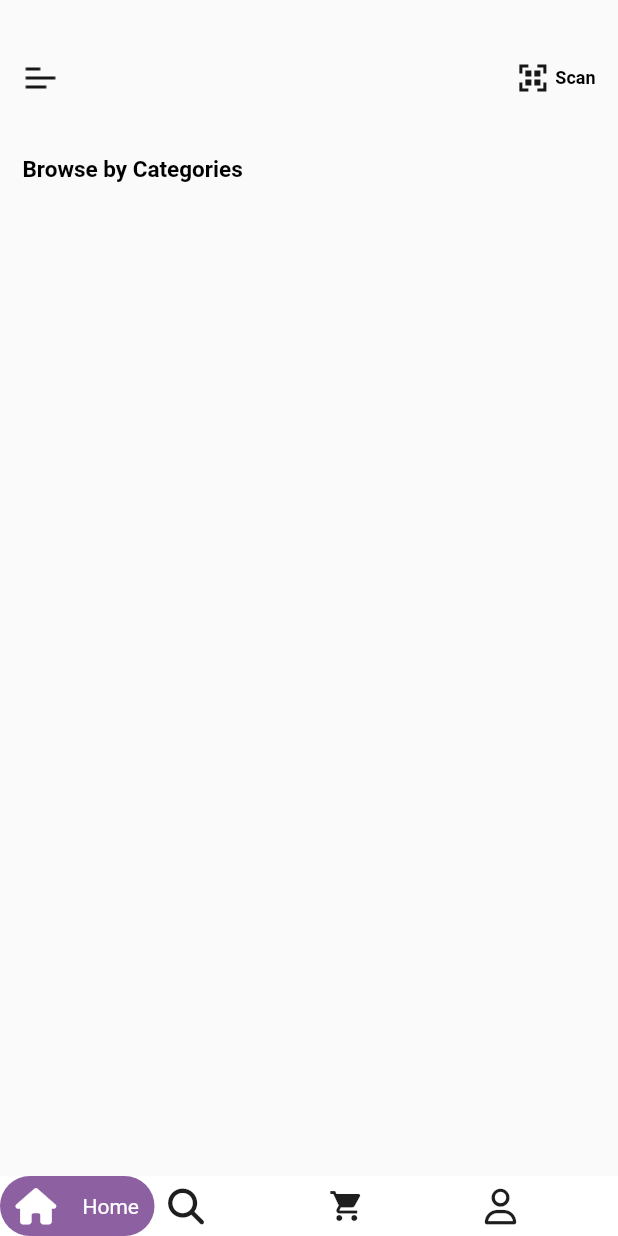
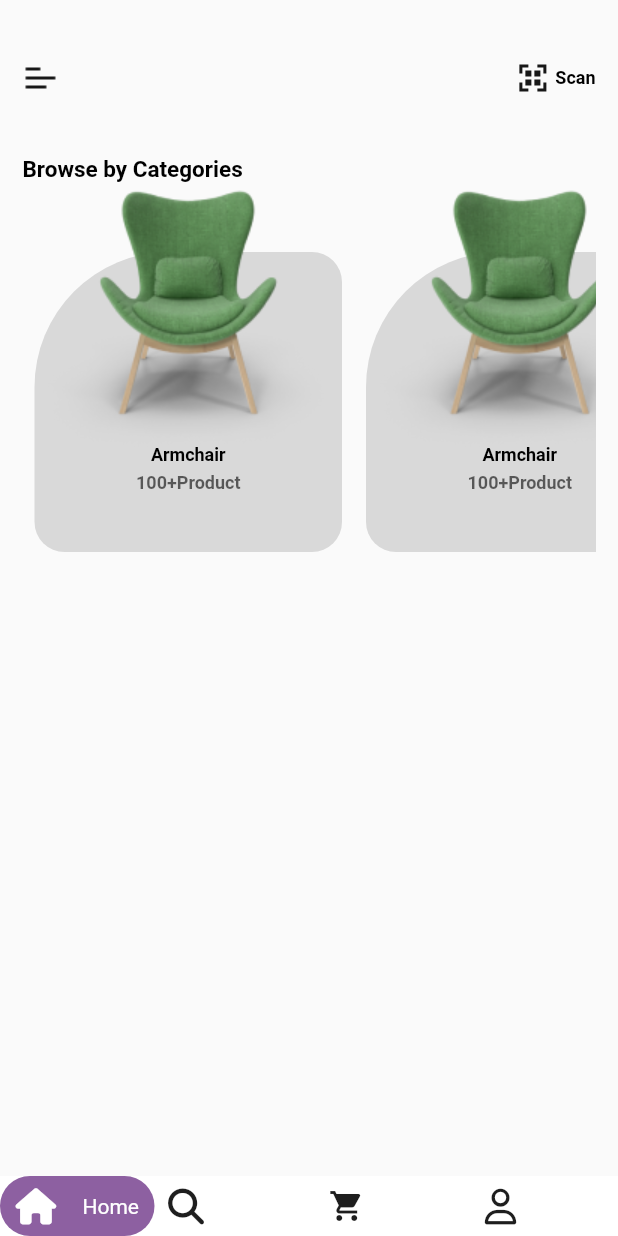
Before and after one commit to Alyaatalaat28/Home-style, a Flutter app: the screen it shows after launch, on a phone screen of 412 x 824 dp. Run offline on Flutter 3.47's test engine with Material 2 defaults, Android fonts, the phone set to English and light mode, and no system bars; our stand-ins replace flutter_bloc, font_awesome_flutter, go_router.

Commit message:
categoris item

```diff
--- a/lib/core/utils/style.dart
+++ b/lib/core/utils/style.dart
@@ -19,6 +19,10 @@ static TextStyle textStyle15Black= const TextStyle(
               fontSize:15 ,
               fontWeight:FontWeight.w700 ,
             );
-
+static TextStyle textStyle12Black= const TextStyle(
+              color:buttonColor ,
+              fontSize:12 ,
+              fontWeight:FontWeight.w700 ,
+            );
 
 }
--- a/lib/features/home/presentation/views/widgets/categories_item.dart
+++ b/lib/features/home/presentation/views/widgets/categories_item.dart
@@ -1,4 +1,5 @@
 import 'package:flutter/material.dart';
+import 'package:home_style/core/utils/style.dart';
 
 import '../../../../../core/utils/constants.dart';
 
@@ -7,21 +8,64 @@ class CategoriesItem extends StatelessWidget {
 
   @override
   Widget build(BuildContext context) {
-    return  Stack(
+    return  SizedBox(
+        width:205 ,
+        height:248 ,
+      child: Stack(
         children: [
-        Container(
+          Positioned(
+            left:0,
+            top:46,
+            child: Align(
+              child: Container(
                 width:205 ,
                 height:200 ,
                 decoration: const BoxDecoration(
                   color:stackColor,
                   borderRadius: BorderRadius.only(
-              topLeft:Radius.circular(32) ,
-              topRight:Radius.circular(32)  ,
+                    topLeft:Radius.circular(90) ,
+                    topRight:Radius.circular(20)  ,
                     bottomLeft:Radius.circular(20)  ,
                     bottomRight:Radius.circular(20)  )
                 ),
               ),
+            ),
+          ),
+          const Positioned(
+            left: 0,
+            top:0,
+            child: Align(
+              child:SizedBox(
+                width:205 ,
+                height:178 ,
+                child: Image(
+                      image:AssetImage('assets/images/Imput.png'),
+                    ),
+              ),
+            ),
+          ),
+           Positioned(
+            left:67.5,
+            top:174,
+            child: SizedBox(
+              width:70,
+              height:48,
+              child: Column(
+                crossAxisAlignment: CrossAxisAlignment.center,
+                children: [
+                  Text('Armchair',
+                  style: AppStyle.textStyle12Black,),
+                  const SizedBox(height:5,),
+                  Text("100+Product",
+                  style: AppStyle.textStyle12Black.copyWith(
+                    color:buttonColor.withOpacity(0.6 ) ,
+                  )),
                 ],
+              ),
+            ),
+          ),
+        ],
+      ),
     );
   }
 }
--- /dev/null
+++ b/lib/features/home/presentation/views/widgets/categoris_list_view.dart
@@ -0,0 +1,23 @@
+import 'package:flutter/material.dart';
+import 'package:home_style/features/home/presentation/views/widgets/categories_item.dart';
+
+class CategorisListView extends StatelessWidget {
+  const CategorisListView({super.key});
+
+  @override
+  Widget build(BuildContext context) {
+    return  SizedBox(
+      height:MediaQuery.of(context).size.height*0.4,
+      child: ListView.builder(
+        shrinkWrap: true,
+        physics: BouncingScrollPhysics(),
+        scrollDirection: Axis.horizontal,
+          itemBuilder:((context, index) =>const Padding(
+            padding:  EdgeInsets.symmetric(horizontal:8.0),
+            child: CategoriesItem(),
+          ) ),
+          itemCount: 10,
+      ),
+    );
+  }
+}
--- a/lib/features/home/presentation/views/widgets/custom_app_bar.dart
+++ b/lib/features/home/presentation/views/widgets/custom_app_bar.dart
@@ -18,9 +18,7 @@ class CustomAppBar extends StatelessWidget {
         ),
         const SizedBox(width: 3,),
         Text('Scan',
-        style:AppStyle.textStyle15Black.copyWith(
-          fontSize: 12,
-        )) ,
+        style:AppStyle.textStyle12Black) ,
        ]
     );
   }
--- a/lib/features/home/presentation/views/widgets/home_view_body.dart
+++ b/lib/features/home/presentation/views/widgets/home_view_body.dart
@@ -2,6 +2,8 @@ import 'package:flutter/material.dart';
 
 import '../../../../../core/utils/style.dart';
 import 'custom_app_bar.dart';
+import 'categoris_list_view.dart';
+
 
 class HomeViewBody extends StatelessWidget {
   const HomeViewBody({super.key});
@@ -17,7 +19,8 @@ class HomeViewBody extends StatelessWidget {
             const CustomAppBar(),
             const SizedBox(height: 40,),
             Text('Browse by Categories',
-            style: AppStyle.textStyle15Black,)
+            style: AppStyle.textStyle15Black,),
+            const CategorisListView(),
           ]
         ),
       ),
```
Also changed, not shown: pubspec.lock. Lines whose indentation alone changed are shown as unchanged.
